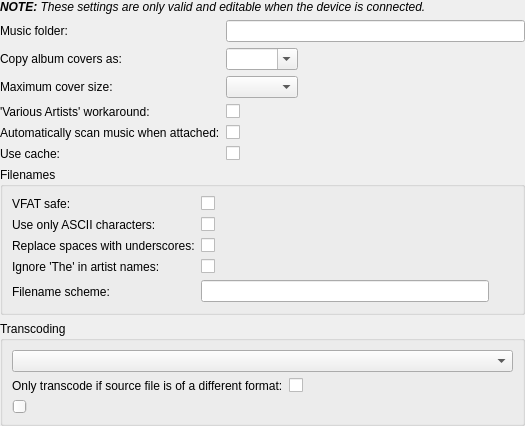
First picture: the form in devices/devicepropertieswidget.ui, repository polpo/cantata-mac, before the edit.
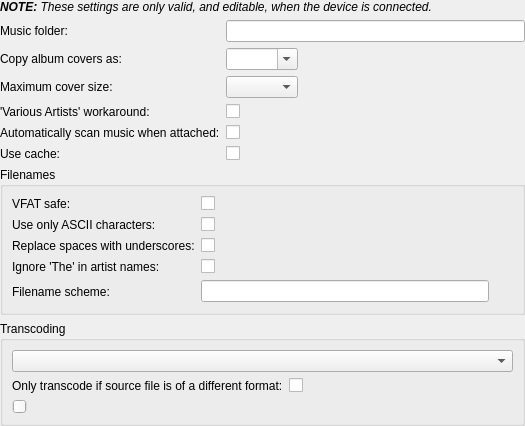
Second picture: the form after the edit. Custom widgets are drawn as their Qt base class.

Commit message: Better text

The edit to the form file:
```diff
--- a/devices/devicepropertieswidget.ui
+++ b/devices/devicepropertieswidget.ui
@@ -17,7 +17,7 @@
    <item>
     <widget class="QLabel" name="remoteDeviceNote">
      <property name="text">
-      <string>&lt;i&gt;&lt;b&gt;NOTE:&lt;/b&gt; These settings are only valid and editable when the device is connected.&lt;/i&gt;</string>
+      <string>&lt;i&gt;&lt;b&gt;NOTE:&lt;/b&gt; These settings are only valid, and editable, when the device is connected.&lt;/i&gt;</string>
      </property>
      <property name="wordWrap">
       <bool>true</bool>
```
